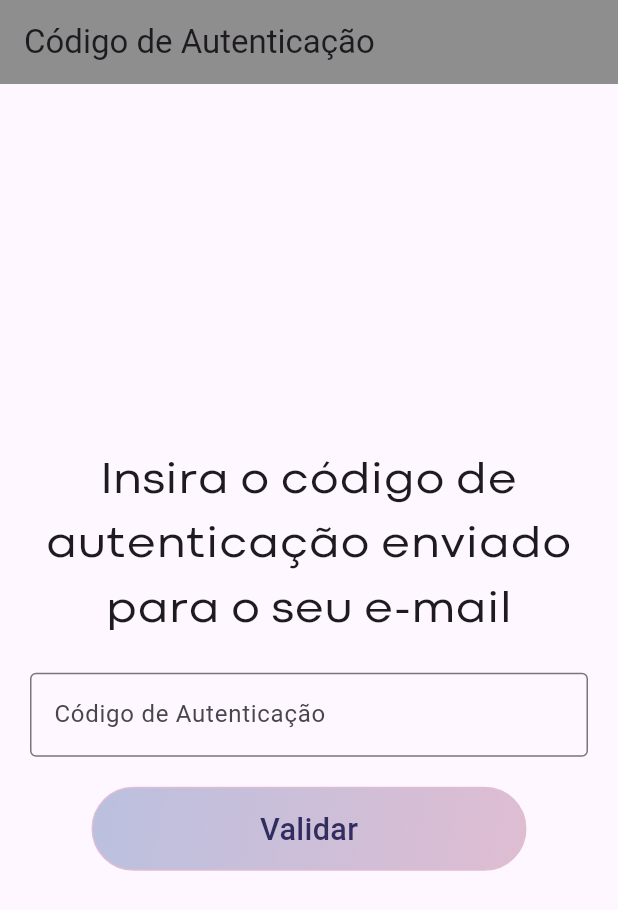
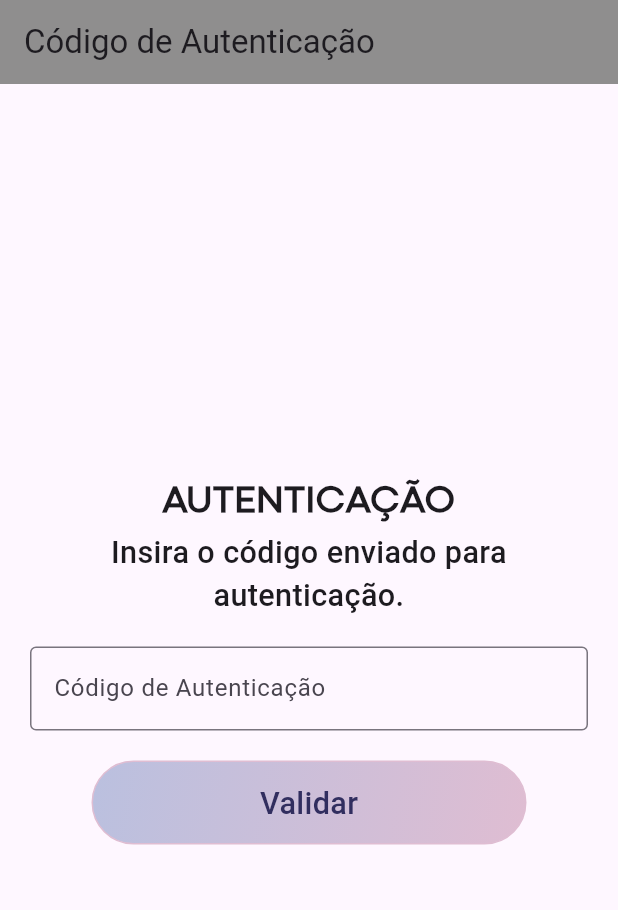
Before and after one commit to GiovannaRochaDSM/SmartCollege_APP, a Flutter app: the AuthCodePage screen opened directly, on a phone screen of 412 x 824 dp. Shown: the top 910 px of the screen. Run offline on Flutter 3.47's test engine with Material 3 defaults, Android fonts, the phone set to English and light mode, and no system bars; our stand-ins replace flutter_image_compress, flutter_secure_storage, image_picker; accounts and stored records are empty.

Commit message:
Ajustes na autenticação por código e implementação da redefinição de senha

```diff
--- a/smart_college/lib/app/common/constants/app_routes.dart
+++ b/smart_college/lib/app/common/constants/app_routes.dart
@@ -8,5 +8,6 @@ class AppRoutes {
   static String me = 'https://smartcollege-api.onrender.com/me/';
   static String subjects = 'https://smartcollege-api.onrender.com/subjects/';
   static String validateAuthCode = 'https://smartcollege-api.onrender.com/auth/validate_auth_code/';
+  static String validateForgotCode = 'https://smartcollege-api.onrender.com/auth/validate_forgot_code/';
   static String task = 'https://smartcollege-api.onrender.com/task/';
 }
--- a/smart_college/lib/app/common/constants/app_snack_bar.dart
+++ b/smart_college/lib/app/common/constants/app_snack_bar.dart
@@ -118,9 +118,9 @@ class AppSnackBar {
     backgroundColor: Colors.redAccent,
   );
 
-  static const emailResetPasswordSuccess = SnackBar(
+  static const emailSendCodeResetPasswordSuccess = SnackBar(
     content: Text(
-      'Um e-mail foi enviado para resetar sua senha',
+      'Um e-mail foi enviado para redefinir sua senha',
       textAlign: TextAlign.center,
     ),
     duration: Duration(seconds: 2),
@@ -136,9 +136,9 @@ class AppSnackBar {
     backgroundColor: Colors.redAccent,
   );
 
-  static const forgotPasswordError = SnackBar(
+  static const emailSendCodeResetPasswordError = SnackBar(
     content: Text(
-      'Erro ao redefinir senha. Por favor, tente novamente',
+      'Erro ao enviar email para redefinição de senha. Por favor, tente novamente.',
       textAlign: TextAlign.center,
     ),
     duration: Duration(seconds: 2),
@@ -184,6 +184,33 @@ class AppSnackBar {
   static const error = SnackBar(
     content: Text(
       'Erro interno. Tente novamente.',
+      textAlign: TextAlign.center,
+    ),
+    duration: Duration(seconds: 2),
+    backgroundColor: Colors.redAccent,
+  );
+
+  static const differentPasswordsFields = SnackBar(
+    content: Text(
+      'As senhas informadas não coincidem.',
+      textAlign: TextAlign.center,
+    ),
+    duration: Duration(seconds: 2),
+    backgroundColor: Colors.redAccent,
+  );
+
+  static const passwordUpdatedSuccess = SnackBar(
+    content: Text(
+      'Senha alterada com sucesso. Entre novamente.',
+      textAlign: TextAlign.center,
+    ),
+    duration: Duration(seconds: 2),
+    backgroundColor: Colors.green,
+  );
+
+    static const passwordUpdatedError = SnackBar(
+    content: Text(
+      'Erro ao alterar senha. Tente novamente.',
       textAlign: TextAlign.center,
     ),
     duration: Duration(seconds: 2),
--- a/smart_college/lib/app/pages/auth_code.dart
+++ b/smart_college/lib/app/common/widgets/modals/user/auth_code.dart
@@ -1,10 +1,10 @@
 import 'package:flutter/material.dart';
-import 'package:smart_college/app/common/widgets/buttons/primary_button.dart';
+import 'package:smart_college/app/pages/task_page.dart';
+import 'package:smart_college/app/services/auth_service.dart';
 import 'package:smart_college/app/common/constants/app_colors.dart';
 import 'package:smart_college/app/common/constants/app_snack_bar.dart';
 import 'package:smart_college/app/common/constants/app_text_styles.dart';
-import 'package:smart_college/app/pages/task_page.dart';
-import 'package:smart_college/app/services/auth_service.dart';
+import 'package:smart_college/app/common/widgets/buttons/primary_button.dart';
 
 class AuthCodePage extends StatefulWidget {
   const AuthCodePage({Key? key}) : super(key: key);
@@ -34,8 +34,13 @@ class _AuthCodePageState extends State<AuthCodePage> {
               crossAxisAlignment: CrossAxisAlignment.center,
               children: [
                 const Text(
-                  'Insira o código de autenticação enviado para o seu e-mail',
-                  style: AppTextStyles.mediumText,
+                  'AUTENTICAÇÃO',
+                  style: AppTextStyles.normalText,
+                  textAlign: TextAlign.center,
+                ),
+                const Text(
+                  'Insira o código enviado para autenticação.',
+                  style: AppTextStyles.smallText,
                   textAlign: TextAlign.center,
                 ),
                 const SizedBox(height: 20),
--- a/smart_college/lib/app/pages/login_page.dart
+++ b/smart_college/lib/app/pages/login_page.dart
@@ -1,7 +1,7 @@
 import 'package:flutter/material.dart';
 import 'package:smart_college/app/common/widgets/texts/custom_text_form_field.dart';
 import 'package:smart_college/app/pages/register_page.dart';
-import 'package:smart_college/app/pages/auth_code.dart';
+import 'package:smart_college/app/common/widgets/modals/user/auth_code.dart';
 import 'package:smart_college/app/services/auth_service.dart';
 import 'package:smart_college/app/common/constants/app_colors.dart';
 import 'package:smart_college/app/common/constants/app_snack_bar.dart';
```
Also changed, not shown: smart_college/lib/app/common/widgets/modals/user/auth_code_forgot.dart (added, +97 -0 lines), smart_college/lib/app/common/widgets/modals/user/forgot_password_modal.dart (+8 -7 lines), smart_college/lib/app/common/widgets/modals/user/reset_password_modal.dart (added, +160 -0 lines), smart_college/lib/app/data/repositories/user_repository.dart (+8 -4 lines), smart_college/lib/app/pages/user_page.dart (+23 -0 lines), smart_college/lib/app/services/auth_service.dart (+20 -0 lines).
